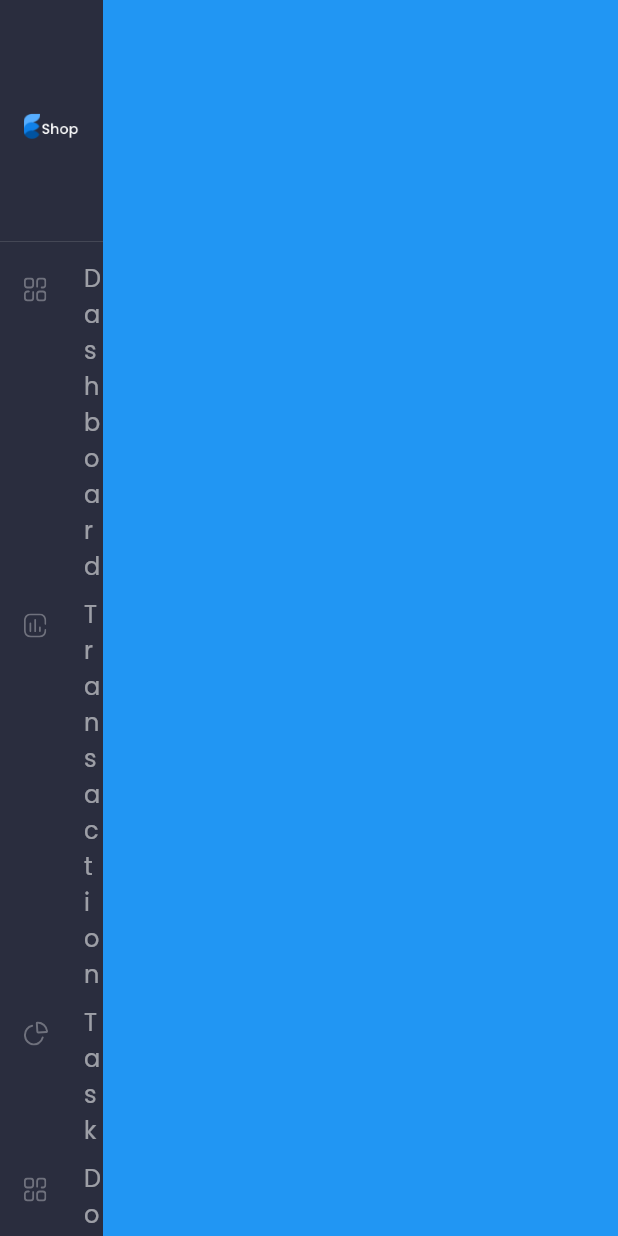
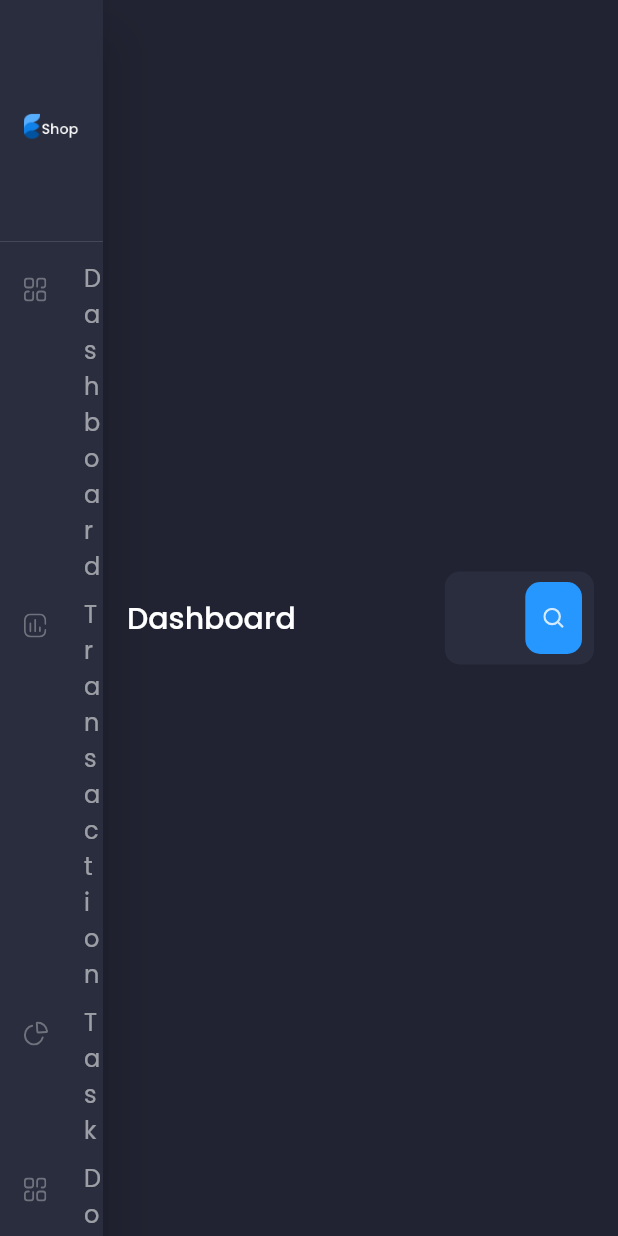
Before and after one commit to rashidmrck/adminpanel, a Flutter app: the screen it shows after launch, on a phone screen of 412 x 824 dp. Run offline on Flutter 3.47's test engine with Material 2 defaults, Android fonts, the phone set to English and light mode, and no system bars; our stand-ins replace flutter_svg, google_fonts.

Commit message:
searchfield complete

```diff
--- /dev/null
+++ b/lib/Screens/dashboard/dashboard_screen.dart
@@ -0,0 +1,69 @@
+import 'package:adminpanel/constants.dart';
+import 'package:flutter/material.dart';
+import 'package:flutter_svg/flutter_svg.dart';
+
+class DashBoardScreen extends StatelessWidget {
+  @override
+  Widget build(BuildContext context) {
+    return SafeArea(
+      child: SingleChildScrollView(
+        padding: EdgeInsets.all(defaultPadding),
+        child: Column(
+          children: [
+            Row(
+              children: [
+                Text(
+                  'Dashboard',
+                  style: Theme.of(context).textTheme.headline6,
+                ),
+                Spacer(),
+                Expanded(
+                  child: SearchFiled(),
+                )
+              ],
+            )
+          ],
+        ),
+      ),
+    );
+  }
+}
+
+class SearchFiled extends StatelessWidget {
+  const SearchFiled({
+    Key key,
+  }) : super(key: key);
+
+  @override
+  Widget build(BuildContext context) {
+    return TextField(
+      decoration: InputDecoration(
+        fillColor: secondaryColor,
+        filled: true,
+        border: OutlineInputBorder(
+          borderSide: BorderSide.none,
+          borderRadius: const BorderRadius.all(
+            Radius.circular(10),
+          ),
+        ),
+        suffixIcon: InkWell(
+          onTap: () {
+            FocusScope.of(context).unfocus();
+          },
+          child: Container(
+            padding: const EdgeInsets.all(defaultPadding * 0.75),
+            margin: const EdgeInsets.symmetric(
+                horizontal: defaultPadding / 2),
+            decoration: BoxDecoration(
+              color: primaryColor,
+              borderRadius: const BorderRadius.all(
+                Radius.circular(10),
+              ),
+            ),
+            child: SvgPicture.asset('assets/icons/Search.svg'),
+          ),
+        ),
+      ),
+    );
+  }
+}
--- a/lib/Screens/main/main_screen.dart
+++ b/lib/Screens/main/main_screen.dart
@@ -1,3 +1,4 @@
+import 'package:adminpanel/Screens/dashboard/dashboard_screen.dart';
 import 'package:flutter/material.dart';
 import 'components/side_menu.dart';
 
@@ -13,9 +14,7 @@ class MainScreen extends StatelessWidget {
             ),
             Expanded(
               flex: 5,
-              child: Container(
-                color: Colors.blue,
-              ),
+              child: DashBoardScreen(),
             ),
           ],
         ),
```
